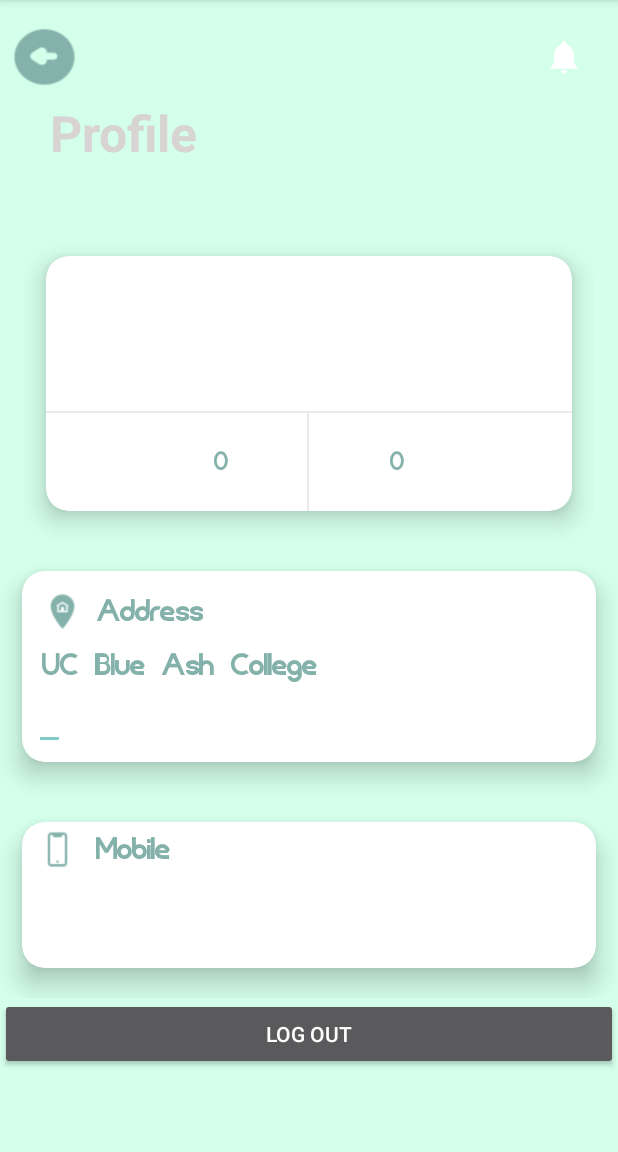
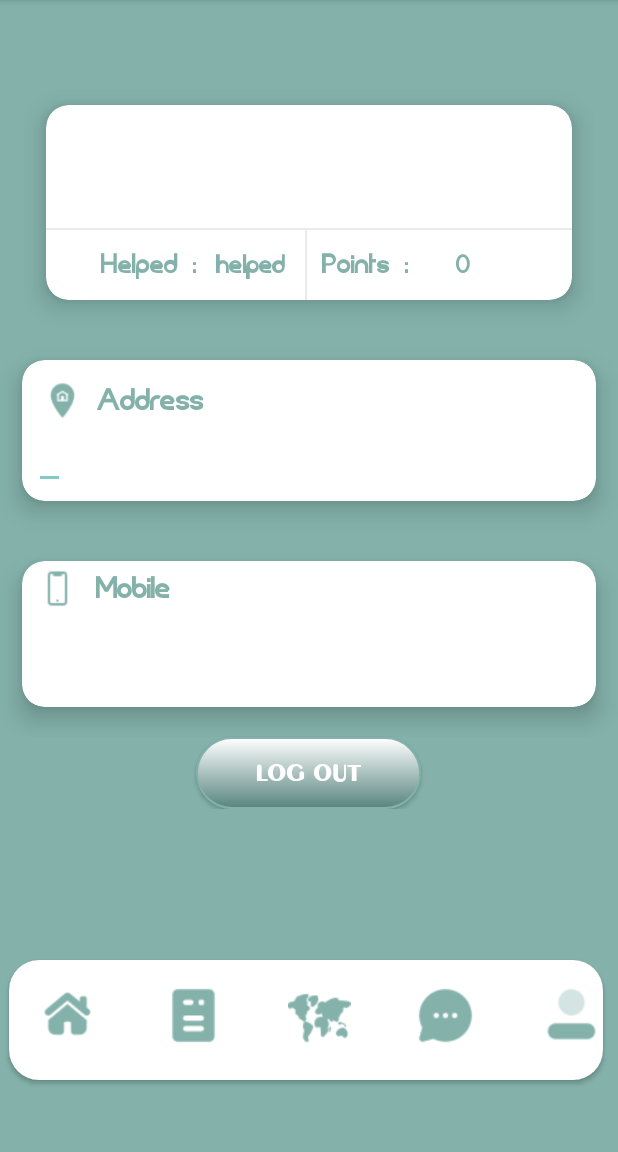
Before and after one commit to forbesne/Payward, an Android app built with Jetpack Compose: the ProfileActivity screen opened directly, with no data from a screen before it, on a phone screen of 412 x 824 dp, the part 84-1236 px from its top. Run offline under Robolectric (Android 15) with nearby library versions, the phone set to English and light mode, and no system bars; our stand-ins replace Firebase (no records; nobody signed in at launch, a user with empty details on screens opened directly); 2 statements that could not run were skipped.

Commit message:
profile page

```diff
--- a/app/src/main/res/layout/activity_main.xml
+++ b/app/src/main/res/layout/activity_main.xml
@@ -4,7 +4,7 @@
     xmlns:app="http://schemas.android.com/apk/res-auto"
     android:orientation="vertical"
     android:layout_width="match_parent"
-    android:layout_height="match_parent"
+    android:layout_height="729dp"
     android:background="@color/light_cyan"
     tools:context=".MainActivity">
 
--- a/app/src/main/res/layout/activity_profile.xml
+++ b/app/src/main/res/layout/activity_profile.xml
@@ -1,67 +1,18 @@
 <?xml version="1.0" encoding="utf-8"?>
-<LinearLayout xmlns:android="http://schemas.android.com/apk/res/android"
+<RelativeLayout xmlns:android="http://schemas.android.com/apk/res/android"
     xmlns:app="http://schemas.android.com/apk/res-auto"
     xmlns:tools="http://schemas.android.com/tools"
     android:layout_width="match_parent"
     android:layout_height="match_parent"
-    android:background="@color/pastel_green"
+    android:background="@color/light_cyan"
     tools:context=".ProfileActivity">
 
         <LinearLayout
             android:orientation="vertical"
             android:layout_width="match_parent"
             android:layout_height="wrap_content"
-            android:paddingTop="10dp">
-
-            <LinearLayout
-                android:padding="8dp"
-                android:orientation="horizontal"
-                android:layout_width="match_parent"
-                android:layout_height="?attr/actionBarSize">
-                <RelativeLayout
-                    android:layout_width="match_parent"
-                    android:layout_height="match_parent">
-
-                    <Button
-                        android:id="@+id/homeBtn"
-                        android:layout_width="43dp"
-                        android:layout_height="match_parent"
-                        android:background="@drawable/back_arrow" />
-
-
-
-                    <ImageView
-                        android:layout_width="45dp"
-                        android:layout_height="45dp"
-                        android:layout_alignParentEnd="true"
-                        android:layout_marginStart="5dp"
-                        android:layout_marginTop="5dp"
-                        android:layout_marginEnd="5dp"
-                        android:layout_marginBottom="5dp"
-                        android:padding="1dp"
-                        android:src="@drawable/ic_notification" />
-
-                </RelativeLayout>
-
-
-            </LinearLayout>
-            <LinearLayout
-                android:orientation="vertical"
-                android:layout_width="match_parent"
-                android:layout_height="wrap_content">
-
-                <TextView
-                    android:text="Profile"
-                    android:textStyle="bold"
-                    android:textColor="@color/grey"
-                    android:textSize="33sp"
-                    android:layout_marginStart="15dp"
-                    android:paddingLeft="18dp"
-                    android:layout_width="match_parent"
-                    android:layout_height="wrap_content"/>
-
-
-            </LinearLayout>
+            android:paddingTop="50dp"
+            android:gravity="center">
 
             <include
                 android:layout_gravity="center"
@@ -85,12 +36,84 @@
 
             <Button
                 android:id="@+id/logout_btn"
-                android:layout_width="match_parent"
+                android:layout_width="150dp"
                 android:layout_height="wrap_content"
+                android:layout_gravity="center"
+                android:background="@drawable/filter_button"
+                android:fontFamily="@font/gilgon"
                 android:text="Log Out" />
 
 
         </LinearLayout>
 
+    <androidx.cardview.widget.CardView
+        android:layout_marginTop="640dp"
+        android:layout_width="wrap_content"
+        android:layout_height="80dp"
+        android:layout_marginStart="6dp"
+        android:layout_marginEnd="800dp"
+        app:cardCornerRadius="20dp">
 
-</LinearLayout>
+        <LinearLayout
+            android:orientation="horizontal"
+            android:layout_width="match_parent"
+            android:layout_height="match_parent"
+            android:background="@color/white">
+
+            <Button
+                android:id="@+id/homeBtn"
+                style="?android:attr/buttonBarButtonStyle"
+                android:layout_width="42dp"
+                android:layout_height="42dp"
+                android:layout_marginStart="18dp"
+                android:layout_marginTop="16dp"
+                android:background="@drawable/home"
+                android:contentDescription="@string/app_name"  />
+            <!-- android:textAppearance="" -->
+
+            <Button
+                android:id="@+id/helpRequestBtn"
+                android:layout_width="42dp"
+                android:layout_height="42dp"
+                android:layout_marginStart="42dp"
+                android:layout_marginTop="16dp"
+                android:background="@drawable/help"
+                android:contentDescription="@string/app_name"
+                style="?android:attr/buttonBarButtonStyle" />
+
+            <Button
+                android:id="@+id/mapsBtn"
+                android:layout_width="42dp"
+                android:layout_height="42dp"
+                android:layout_marginStart="42dp"
+                android:layout_marginTop="16dp"
+                android:background="@drawable/maps"
+                android:contentDescription="@string/app_name"
+                style="?android:attr/buttonBarButtonStyle" />
+
+            <Button
+                android:id="@+id/messagesBtn"
+                android:layout_width="42dp"
+                android:layout_height="42dp"
+                android:layout_marginStart="42dp"
+                android:layout_marginTop="16dp"
+                android:background="@drawable/messages"
+                android:contentDescription="@string/app_name"
+                style="?android:attr/buttonBarButtonStyle" />
+
+            <Button
+                android:id="@+id/btnProfile"
+                android:layout_width="42dp"
+                android:layout_height="42dp"
+                android:layout_marginStart="42dp"
+                android:layout_marginTop="16dp"
+                android:background="@drawable/account"
+                android:contentDescription="@string/app_name"
+                style="?android:attr/buttonBarButtonStyle" />
+
+        </LinearLayout>
+
+    </androidx.cardview.widget.CardView>
+
+
+</RelativeLayout>
--- a/app/src/main/res/layout/item_add.xml
+++ b/app/src/main/res/layout/item_add.xml
@@ -55,16 +55,6 @@
                 android:orientation="vertical"
                 android:layout_width="match_parent"
                 android:layout_height="wrap_content">
-                <TextView
-                    android:text="UC Blue Ash College"
-                    android:textSize="20sp"
-                    android:layout_margin="5dp"
-                    android:textColor="@color/light_cyan"
-                    android:textStyle="bold"
-                    android:gravity="center"
-                    android:fontFamily="@font/fortune_city"
-                    android:layout_width="wrap_content"
-                    android:layout_height="wrap_content"/>
                 <EditText
                     android:id="@+id/txtAddress"
                     android:text="9555 Plainfield Rd, \nBlue Ash, \nOH 45236, \nUnited States"
--- a/app/src/main/res/layout/item_image.xml
+++ b/app/src/main/res/layout/item_image.xml
@@ -6,83 +6,115 @@
     xmlns:card_view="http://schemas.android.com/tools"
     android:layout_centerInParent="true"
     android:gravity="center">
+
     <RelativeLayout
-        android:layout_centerInParent="true"
         android:layout_width="match_parent"
-        android:layout_height="250dp">
+        android:layout_height="170dp"
+        android:layout_centerInParent="true">
+
         <androidx.cardview.widget.CardView
+            android:layout_width="match_parent"
+            android:layout_height="210dp"
+            android:layout_marginTop="0dp"
+            app:cardBackgroundColor="@color/white"
             app:cardCornerRadius="15dp"
-            android:layout_marginTop="40dp"
             app:cardElevation="10dp"
             app:cardUseCompatPadding="true"
-            card_view:cardCornerRAdius="5dp"
-            android:layout_width="match_parent"
-            android:layout_height="240dp"
-            app:cardBackgroundColor="@color/white">
+            card_view:cardCornerRAdius="5dp">
+
             <LinearLayout
-                android:orientation="vertical"
-                android:layout_marginTop="23dp"
                 android:layout_width="match_parent"
-                android:layout_height="match_parent">
+                android:layout_height="match_parent"
+                android:layout_marginTop="2dp"
+                android:orientation="vertical">
+
                 <TextView
                     android:id="@+id/txtName"
+                    android:layout_width="match_parent"
+                    android:layout_height="wrap_content"
                     android:layout_marginTop="15dp"
+                    android:fontFamily="@font/gilgon"
+                    android:gravity="center"
                     android:text="Addison Fleming"
+                    android:textColor="@color/light_cyan"
                     android:textSize="24sp"
-                    android:textStyle="bold"
-                    android:gravity="center"
-                    android:textColor="@color/light_cyan"
-                    android:fontFamily="@font/gilgon"
+                    android:textStyle="bold" />
+
+                <TextView
                     android:layout_width="match_parent"
-                    android:layout_height="wrap_content"/>
-                <TextView
+                    android:layout_height="wrap_content"
                     android:layout_marginTop="2dp"
-                    android:text=""
-                    android:textSize="13sp"
-                    android:textStyle="normal"
                     android:layout_marginBottom="10dp"
                     android:gravity="center"
+                    android:text=""
                     android:textColor="#5C5A5A"
+                    android:textSize="13sp"
+                    android:textStyle="normal" />
+
+                <View
                     android:layout_width="match_parent"
-                    android:layout_height="wrap_content"/>
-                <View
-                    android:background="#79D6D1D1"
+                    android:layout_height="1dp"
+                    android:background="#79D6D1D1" />
+
+                <LinearLayout
                     android:layout_width="match_parent"
-                    android:layout_height="1dp"/>
-                <LinearLayout
+                    android:layout_height="match_parent"
+                    android:gravity="center"
                     android:orientation="horizontal"
-                    android:weightSum="3"
-                    android:gravity="center"
-                    android:layout_width="match_parent"
-                    android:layout_height="match_parent">
+                    android:weightSum="3">
 
                     <TextView
-                        android:id="@+id/txtHelped"
+                        android:id="@+id/helpedlbl"
+                        android:layout_width="wrap_content"
+                        android:layout_height="wrap_content"
+                        android:background="@color/white"
+                        android:textColor="@color/light_cyan"
+                        android:fontFamily="@font/fortune_city"
+                        android:textStyle="bold"
+                        android:textSize="18dp"
+                        android:text="Helped :" />
+
+                    <TextView
+                        android:id="@+id/textHelped"
                         android:layout_width="0dp"
                         android:layout_height="wrap_content"
                         android:layout_weight="1"
                         android:fontFamily="@font/fortune_city"
                         android:gravity="center"
-                        android:text="Helped"
+                        android:text="helped"
                         android:textColor="@color/light_cyan"
                         android:textSize="17sp"
                         android:textStyle="bold" />
 
                     <View
-                        android:background="#79D6D1D1"
                         android:layout_width="1dp"
-                        android:layout_height="match_parent"/>
+                        android:layout_height="match_parent"
+                        android:background="#79D6D1D1" />
+
+                    <TextView
+                        android:id="@+id/pointslbl"
+                        android:layout_width="wrap_content"
+                        android:layout_height="wrap_content"
+                        android:background="@color/white"
+                        android:textColor="@color/light_cyan"
+                        android:fontFamily="@font/fortune_city"
+                        android:layout_marginLeft="10dp"
+                        android:textStyle="bold"
+                        android:textSize="18dp"
+                        android:text="Points :" />
+
                     <TextView
                         android:id="@+id/txtPoints"
+                        android:layout_width="0dp"
+                        android:layout_height="wrap_content"
                         android:layout_weight="1"
-                        android:text="Points"
+                        android:fontFamily="@font/fortune_city"
                         android:gravity="center"
+                        android:text="points"
+                        android:textColor="@color/light_cyan"
                         android:textSize="17sp"
-                        android:textStyle="bold"
-                        android:textColor="@color/light_cyan"
-                        android:fontFamily="@font/fortune_city"
-                        android:layout_width="0dp"
-                        android:layout_height="wrap_content"/>
+                        android:textStyle="bold" />
+
 
                 </LinearLayout>
             </LinearLayout>
```
